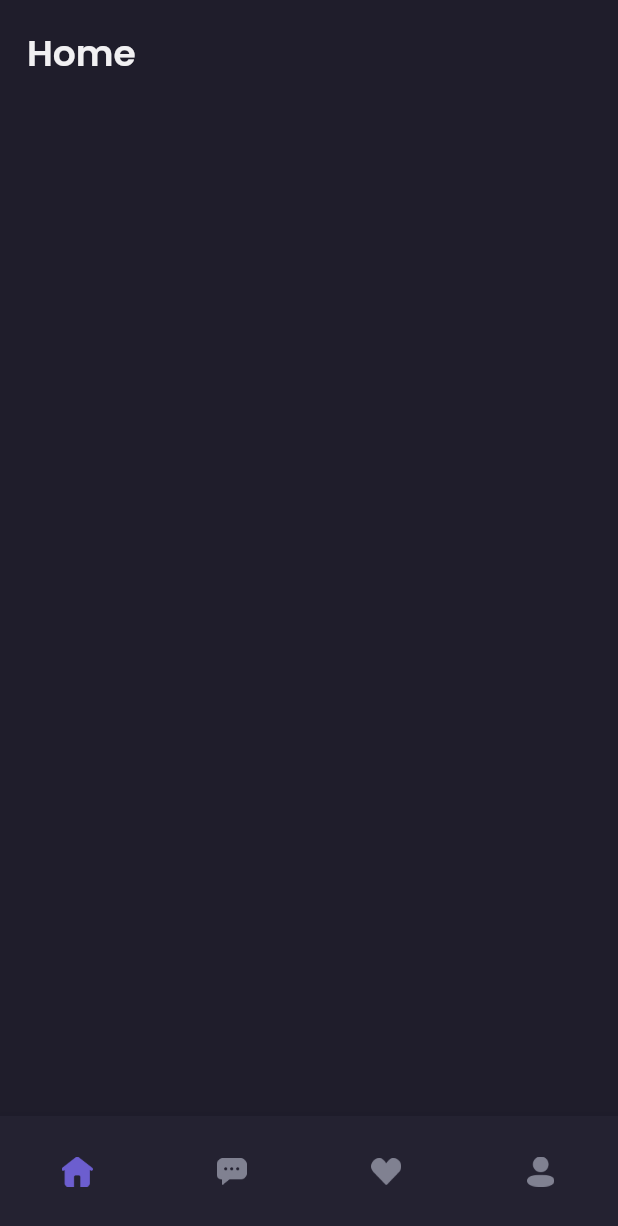
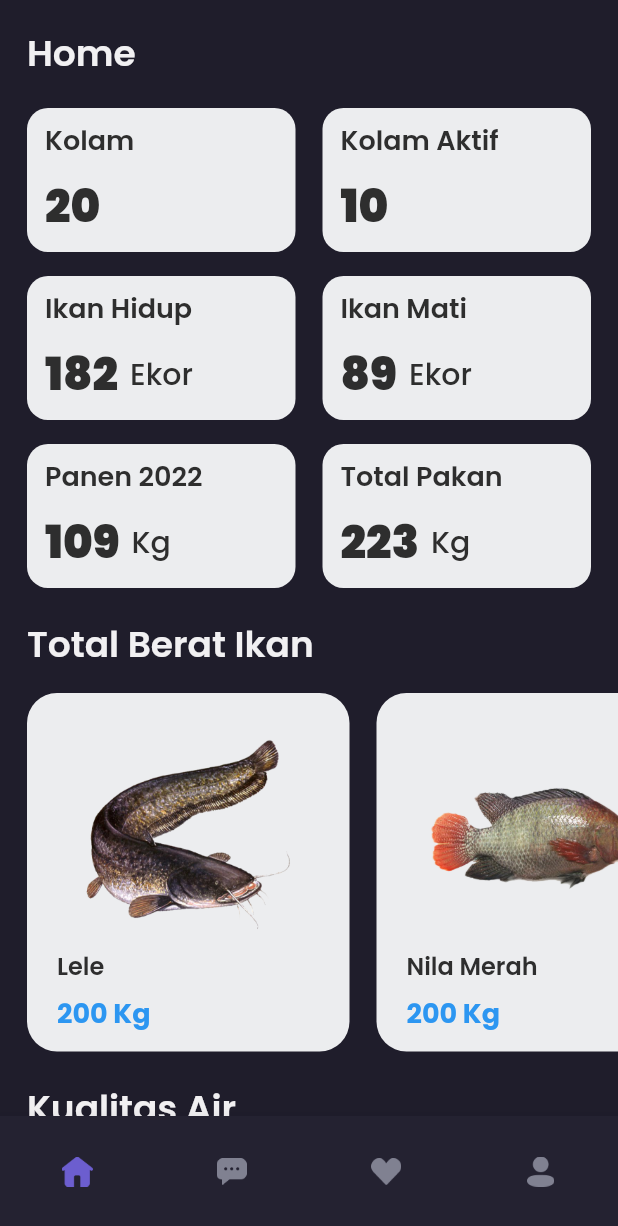
Before and after one commit to andrirahmanto/fishery_plus, a Flutter app: the screen it shows after launch, on a phone screen of 412 x 824 dp. Shown: the top 1226 px of the screen. Run offline on Flutter 3.47's test engine with Material 2 defaults, Android fonts, the phone set to English and light mode, and no system bars; our stand-ins replace get, google_fonts.

Commit message:
feat: add page home

```diff
--- /dev/null
+++ b/lib/pages/component/fish_card.dart
@@ -0,0 +1,80 @@
+import 'package:flutter/material.dart';
+
+import 'package:fish/theme.dart';
+
+class FishCard extends StatelessWidget {
+  final String? title;
+  final int? value;
+  final String? image;
+
+  const FishCard({Key? key, this.title = '', this.value = 0, this.image = ''})
+      : super(key: key);
+
+  @override
+  Widget build(BuildContext context) {
+    return Container(
+      width: 215,
+      margin: EdgeInsets.only(
+        right: defaultMargin,
+      ),
+      decoration: BoxDecoration(
+        borderRadius: BorderRadius.circular(20),
+        color: Color(0xffECEDEF),
+      ),
+      child: Column(
+        crossAxisAlignment: CrossAxisAlignment.start,
+        children: [
+          SizedBox(
+            height: 20,
+          ),
+          Row(
+            mainAxisAlignment: MainAxisAlignment.center,
+            mainAxisSize: MainAxisSize.max,
+            children: [
+              Align(
+                child: Image(
+                  image: AssetImage(this.image!),
+                  width: 150,
+                  height: 150,
+                  fit: BoxFit.fitWidth,
+                ),
+              ),
+            ],
+          ),
+          Container(
+            margin: EdgeInsets.symmetric(
+              horizontal: 20,
+            ),
+            child: Column(
+              crossAxisAlignment: CrossAxisAlignment.start,
+              children: [
+                Text(
+                  this.title!,
+                  style: blackTextStyle.copyWith(
+                    fontSize: 16,
+                    fontWeight: semiBold,
+                  ),
+                  overflow: TextOverflow.ellipsis,
+                  maxLines: 1,
+                ),
+                SizedBox(
+                  height: 6,
+                ),
+                Text(
+                  '${this.value.toString()} Kg',
+                  style: priceTextStyle.copyWith(
+                    fontSize: 18,
+                    fontWeight: bold,
+                  ),
+                ),
+                SizedBox(
+                  height: 12,
+                ),
+              ],
+            ),
+          ),
+        ],
+      ),
+    );
+  }
+}
--- /dev/null
+++ b/lib/pages/component/statistic_card.dart
@@ -0,0 +1,83 @@
+import 'package:flutter/material.dart';
+
+import 'package:fish/theme.dart';
+
+class StatisticCard extends StatelessWidget {
+  final String? title;
+  final int? value;
+  final String? unit;
+
+  const StatisticCard(
+      {Key? key, this.title = '', this.value = 0, this.unit = ''})
+      : super(key: key);
+
+  @override
+  Widget build(BuildContext context) {
+    return Container(
+      margin: EdgeInsets.only(
+        right: defaultMargin,
+      ),
+      decoration: BoxDecoration(
+        borderRadius: BorderRadius.circular(14),
+        color: Color(0xffECEDEF),
+      ),
+      child: Column(
+        crossAxisAlignment: CrossAxisAlignment.start,
+        children: [
+          SizedBox(
+            height: 8,
+          ),
+          Container(
+            margin: EdgeInsets.symmetric(
+              horizontal: 12,
+            ),
+            child: Column(
+              crossAxisAlignment: CrossAxisAlignment.start,
+              children: [
+                Text(
+                  this.title!,
+                  style: blackTextStyle.copyWith(
+                    fontSize: 18,
+                    fontWeight: semiBold,
+                  ),
+                ),
+                SizedBox(
+                  height: 8,
+                ),
+                Row(
+                  crossAxisAlignment: CrossAxisAlignment.center,
+                  children: [
+                    Text(
+                      this.value!.toString(),
+                      style: blackTextStyle.copyWith(
+                        fontSize: 30,
+                        fontWeight: FontWeight.w900,
+                      ),
+                      overflow: TextOverflow.ellipsis,
+                      maxLines: 1,
+                    ),
+                    SizedBox(
+                      width: 8,
+                    ),
+                    Text(
+                      this.unit!,
+                      style: blackTextStyle.copyWith(
+                        fontSize: 20,
+                        fontWeight: medium,
+                      ),
+                      overflow: TextOverflow.ellipsis,
+                      maxLines: 1,
+                    ),
+                  ],
+                ),
+                SizedBox(
+                  height: 8,
+                ),
+              ],
+            ),
+          ),
+        ],
+      ),
+    );
+  }
+}
--- /dev/null
+++ b/lib/pages/component/water_card.dart
@@ -0,0 +1,104 @@
+import 'package:flutter/material.dart';
+
+import 'package:fish/theme.dart';
+
+class WaterCard extends StatelessWidget {
+  final String? title;
+  final int? normal;
+  final int? abnormal;
+
+  const WaterCard(
+      {Key? key, this.title = '', this.normal = 0, this.abnormal = 0})
+      : super(key: key);
+
+  @override
+  Widget build(BuildContext context) {
+    return Container(
+      margin: EdgeInsets.only(
+        right: defaultMargin,
+      ),
+      decoration: BoxDecoration(
+        borderRadius: BorderRadius.circular(20),
+        color: Color(0xffECEDEF),
+      ),
+      child: Column(
+        crossAxisAlignment: CrossAxisAlignment.start,
+        children: [
+          SizedBox(
+            height: 20,
+          ),
+          Container(
+            margin: EdgeInsets.symmetric(
+              horizontal: 20,
+            ),
+            child: Column(
+              crossAxisAlignment: CrossAxisAlignment.start,
+              children: [
+                Text(
+                  this.title!,
+                  style: blackTextStyle.copyWith(
+                    fontSize: 30,
+                    fontWeight: heavy,
+                  ),
+                  overflow: TextOverflow.ellipsis,
+                  maxLines: 1,
+                ),
+                SizedBox(
+                  height: 6,
+                ),
+                Row(
+                  children: [
+                    Text(
+                      'Normal',
+                      style: blackTextStyle.copyWith(
+                        fontSize: 18,
+                        fontWeight: medium,
+                      ),
+                    ),
+                    SizedBox(
+                      width: 10,
+                    ),
+                    Text(
+                      '${this.normal.toString()} Kolam',
+                      style: priceTextStyle.copyWith(
+                        fontSize: 20,
+                        fontWeight: bold,
+                      ),
+                    ),
+                  ],
+                ),
+                SizedBox(
+                  height: 6,
+                ),
+                Row(
+                  children: [
+                    Text(
+                      'Abnormal',
+                      style: blackTextStyle.copyWith(
+                        fontSize: 18,
+                        fontWeight: medium,
+                      ),
+                    ),
+                    SizedBox(
+                      width: 10,
+                    ),
+                    Text(
+                      '${this.abnormal.toString()} Kolam',
+                      style: priceTextStyle.copyWith(
+                        fontSize: 20,
+                        fontWeight: bold,
+                      ),
+                    ),
+                  ],
+                ),
+                SizedBox(
+                  height: 12,
+                ),
+              ],
+            ),
+          ),
+        ],
+      ),
+    );
+  }
+}
--- a/lib/pages/dashboard.dart
+++ b/lib/pages/dashboard.dart
@@ -20,7 +20,7 @@ class DashboardPage extends StatelessWidget {
           backgroundColor: backgroundColor1,
           body: SafeArea(
             child: IndexedStack(
-              index: controller.tabIndex!,
+              index: controller.tabIndex,
               children: const [
                 HomePage(),
                 PondPage(),
--- a/lib/pages/home/home_page.dart
+++ b/lib/pages/home/home_page.dart
@@ -1,5 +1,8 @@
 import 'dart:async';
 
+import 'package:fish/pages/component/fish_card.dart';
+import 'package:fish/pages/component/statistic_card.dart';
+import 'package:fish/pages/component/water_card.dart';
 import 'package:flutter/material.dart';
 import 'package:fish/theme.dart';
 
@@ -25,10 +28,207 @@ class HomePage extends StatelessWidget {
       );
     }
 
+    Widget statistic() {
+      return Container(
+          margin: EdgeInsets.only(
+            top: defaultMargin,
+            left: defaultMargin,
+          ),
+          child: Column(
+            crossAxisAlignment: CrossAxisAlignment.center,
+            mainAxisAlignment: MainAxisAlignment.center,
+            children: [
+              Row(
+                mainAxisAlignment: MainAxisAlignment.spaceBetween,
+                crossAxisAlignment: CrossAxisAlignment.center,
+                children: [
+                  Expanded(
+                      flex: 1,
+                      child: StatisticCard(
+                        title: 'Kolam',
+                        value: 20,
+                      )),
+                  Expanded(
+                      flex: 1,
+                      child: StatisticCard(
+                        title: 'Kolam Aktif',
+                        value: 10,
+                      )),
+                ],
+              ),
+              SizedBox(
+                height: 16,
+              ),
+              Row(
+                mainAxisAlignment: MainAxisAlignment.spaceBetween,
+                crossAxisAlignment: CrossAxisAlignment.center,
+                children: [
+                  Expanded(
+                      flex: 1,
+                      child: StatisticCard(
+                        title: 'Ikan Hidup',
+                        value: 182,
+                        unit: 'Ekor',
+                      )),
+                  Expanded(
+                      flex: 1,
+                      child: StatisticCard(
+                        title: 'Ikan Mati',
+                        value: 89,
+                        unit: 'Ekor',
+                      )),
+                ],
+              ),
+              SizedBox(
+                height: 16,
+              ),
+              Row(
+                mainAxisAlignment: MainAxisAlignment.spaceBetween,
+                crossAxisAlignment: CrossAxisAlignment.center,
+                children: [
+                  Expanded(
+                      flex: 1,
+                      child: StatisticCard(
+                        title: 'Panen 2022',
+                        value: 109,
+                        unit: 'Kg',
+                      )),
+                  Expanded(
+                      flex: 1,
+                      child: StatisticCard(
+                        title: 'Total Pakan',
+                        value: 223,
+                        unit: 'Kg',
+                      )),
+                ],
+              ),
+            ],
+          ));
+    }
+
+    Widget fishTitle() {
+      return Container(
+        margin: EdgeInsets.only(
+          top: defaultSpace,
+          left: defaultMargin,
+          right: defaultMargin,
+        ),
+        child: Column(
+          crossAxisAlignment: CrossAxisAlignment.start,
+          children: [
+            Text(
+              'Total Berat Ikan',
+              style: primaryTextStyle.copyWith(
+                fontSize: 24,
+                fontWeight: semiBold,
+              ),
+            ),
+          ],
+        ),
+      );
+    }
+
+    Widget fish() {
+      return Container(
+        margin: EdgeInsets.only(top: 14),
+        child: SingleChildScrollView(
+          scrollDirection: Axis.horizontal,
+          child: Row(
+            children: [
+              SizedBox(
+                width: defaultMargin,
+              ),
+              Row(children: [
+                FishCard(
+                  title: "Lele",
+                  value: 200,
+                  image: "assets/lele.png",
+                ),
+                FishCard(
+                  title: "Nila Merah",
+                  value: 200,
+                  image: "assets/nilamerah.png",
+                ),
+                FishCard(
+                  title: "Nila Hitam",
+                  value: 200,
+                  image: "assets/nilahitam.png",
+                ),
+                FishCard(
+                  title: "Mas",
+                  value: 200,
+                  image: "assets/mas.png",
+                ),
+              ]),
+            ],
+          ),
+        ),
+      );
+    }
+
+    Widget waterTitle() {
+      return Container(
+        margin: EdgeInsets.only(
+          top: defaultSpace,
+          left: defaultMargin,
+          right: defaultMargin,
+        ),
+        child: Column(
+          crossAxisAlignment: CrossAxisAlignment.start,
+          children: [
+            Text(
+              'Kualitas Air',
+              style: primaryTextStyle.copyWith(
+                fontSize: 24,
+                fontWeight: semiBold,
+              ),
+            ),
+          ],
+        ),
+      );
+    }
+
+    Widget water() {
+      return Container(
+        margin: EdgeInsets.only(top: 14),
+        child: SingleChildScrollView(
+          scrollDirection: Axis.horizontal,
+          child: Row(
+            children: [
+              SizedBox(
+                width: defaultMargin,
+              ),
+              Row(children: [
+                WaterCard(
+                  title: "pH",
+                  normal: 6,
+                  abnormal: 6,
+                ),
+                WaterCard(
+                  title: "DO",
+                  normal: 6,
+                  abnormal: 6,
+                ),
+                WaterCard(
+                  title: "Flok",
+                  normal: 6,
+                  abnormal: 6,
+                ),
+              ]),
+            ],
+          ),
+        ),
+      );
+    }
+
     return ListView(
       children: [
         title(),
-        // statistic(),
+        statistic(),
+        fishTitle(),
+        fish(),
+        waterTitle(),
+        water()
       ],
     );
   }
--- a/lib/theme.dart
+++ b/lib/theme.dart
@@ -2,6 +2,7 @@ import 'package:flutter/material.dart';
 import 'package:google_fonts/google_fonts.dart';
 
 double defaultMargin = 18.0;
+double defaultSpace = 20.0;
 
 Color primaryColor = const Color(0xff6C5ECF);
 Color secondaryColor = const Color(0xff38ABBE);
@@ -56,3 +57,4 @@ FontWeight regular = FontWeight.w400;
 FontWeight medium = FontWeight.w500;
 FontWeight semiBold = FontWeight.w600;
 FontWeight bold = FontWeight.w700;
+FontWeight heavy = FontWeight.w900;
```
Also changed, not shown: assets/lele.png (added), assets/mas.png (added), assets/nilahitam.png (added), assets/nilamerah.png (added).
